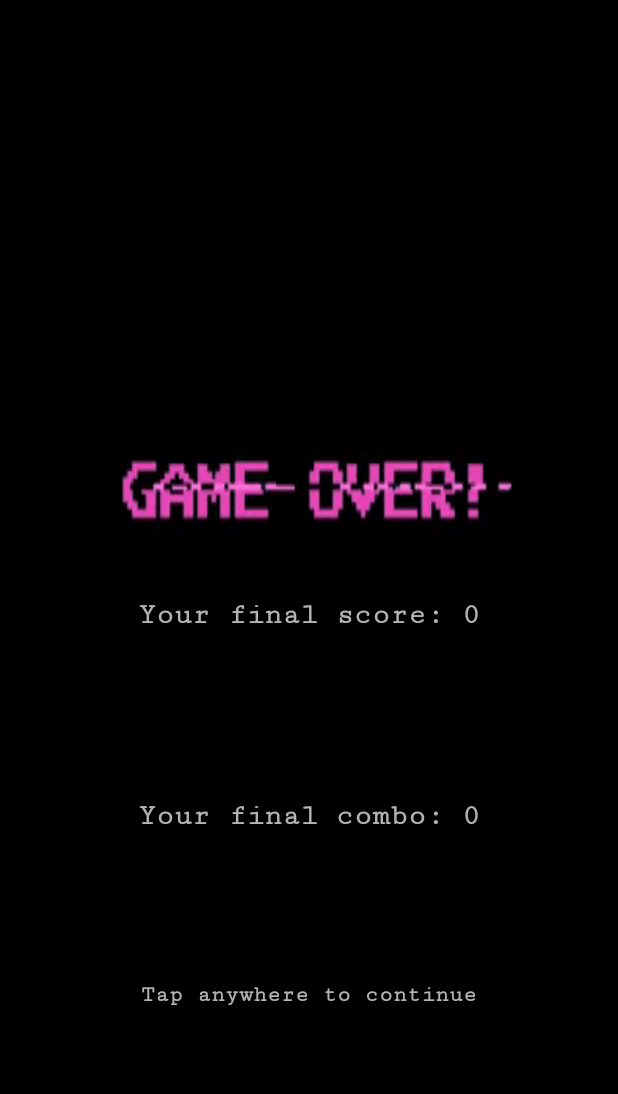
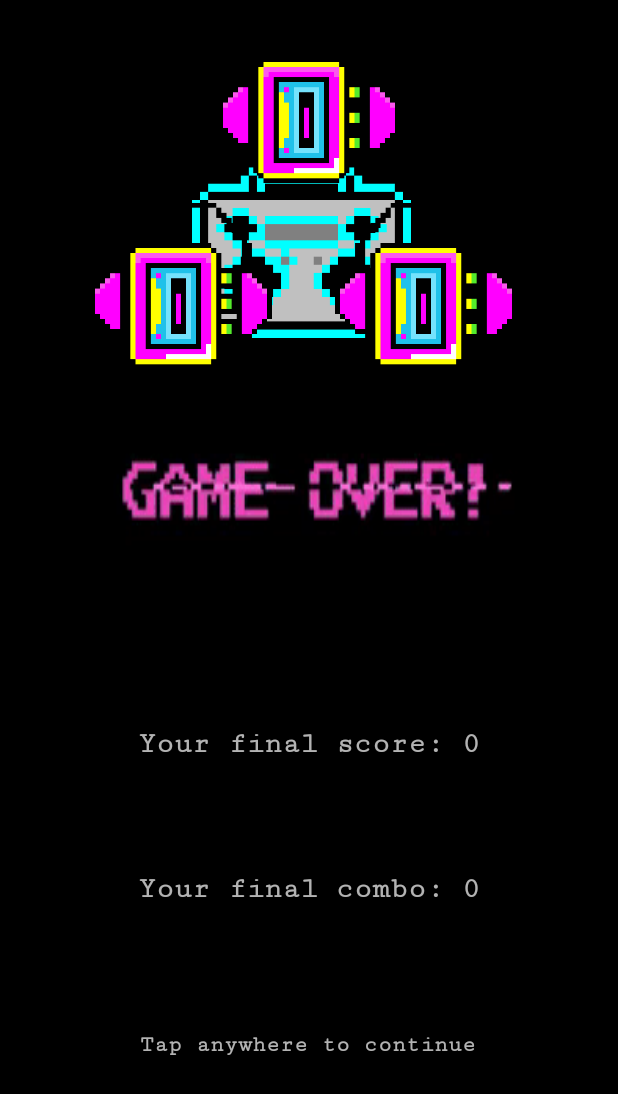
Before and after one commit to bandachi/Beat-Boombox, an Android app: the GameOverLose screen opened directly, with no data from a screen before it, on a phone screen of 412 x 824 dp. Shown: the top 1094 px of the screen. Run offline under Robolectric (Android 15) with nearby library versions, the light colour scheme and no system bars.

Commit message:
finished game over screen

```diff
--- a/app/src/main/java/MatthewEricNick/HackThe90s/BoomBox.java
+++ b/app/src/main/java/MatthewEricNick/HackThe90s/BoomBox.java
@@ -11,6 +11,8 @@ public class BoomBox {
 
     private Context con;
     private ImageView imageView;
+
+    private
 
     BoomBox(Context con) {
         this.con = con;
--- a/app/src/main/java/MatthewEricNick/HackThe90s/ProjectileSpawn.java
+++ b/app/src/main/java/MatthewEricNick/HackThe90s/ProjectileSpawn.java
@@ -1,6 +1,8 @@
 package MatthewEricNick.HackThe90s;
 
 import android.content.Context;
+import android.media.MediaPlayer;
+import android.os.Handler;
 import android.util.Log;
 import android.view.MotionEvent;
 
@@ -16,10 +18,17 @@ public class ProjectileSpawn {
     private float liftedX = 0;
     private float liftedY = 0;
 
+    private SoundUtility soundUtility;
+
+    private boolean coolDown;
+    private Handler shootDelay = new Handler();
+
     ProjectileSpawn(Context con, WalkmanSpawn walkmanSpawn, Score score) {
         this.con = con;
         this.walkmanSpawn = walkmanSpawn;
         this.score = score;
+
+        soundUtility = new SoundUtility(con);
     }
 
     void motion(MotionEvent e) {
@@ -40,10 +49,23 @@ public class ProjectileSpawn {
         }
     }
 
+    private Runnable runnableDelay = new Runnable() {
+        @Override
+        public void run() {
+            coolDown = false;
+        }
+    };
+
     private void spawnProjectile() {
-        Projectile projectile = new Projectile(con, calcAngle(), walkmanSpawn.getWalkmanList(), score);
-        projectile.calcAngle();
-        projectile.init();
+
+        if (!coolDown) {
+            Projectile projectile = new Projectile(con, calcAngle(), walkmanSpawn.getWalkmanList(), score);
+            projectile.calcAngle();
+            projectile.init();
+            soundUtility.playProjectileShoot();
+            coolDown = true;
+            shootDelay.postDelayed(runnableDelay, 300);
+        }
     }
 
     private float calcAngle() {
--- a/app/src/main/java/MatthewEricNick/HackThe90s/Score.java
+++ b/app/src/main/java/MatthewEricNick/HackThe90s/Score.java
@@ -9,6 +9,7 @@ import android.widget.TextView;
 class Score {
 
     private int score = 0;
+    private int maxCombo = 0;
     private int combo = 0;
     private int health = 3;
     private Context con;
@@ -65,7 +66,7 @@ class Score {
     private void gameOver() {
         Intent intent = new Intent(con, GameOverLose.class);
         intent.putExtra(GameOverLose.SCORE_PASS, score);
-        intent.putExtra(GameOverLose.COMBO_PASS, combo);
+        intent.putExtra(GameOverLose.COMBO_PASS, maxCombo + 1);
         con.startActivity(intent);
     }
 
@@ -75,6 +76,11 @@ class Score {
 
     void setScore(int score) {
         this.score = score;
+
+        if (maxCombo <= combo) {
+            maxCombo = combo;
+        }
+
         updateScore();
     }
 
--- /dev/null
+++ b/app/src/main/java/MatthewEricNick/HackThe90s/SoundUtility.java
@@ -0,0 +1,24 @@
+package MatthewEricNick.HackThe90s;
+
+import android.content.Context;
+import android.media.AudioManager;
+import android.media.SoundPool;
+
+public class SoundUtility {
+
+    private SoundPool soundPool;
+    private Context con;
+
+    private int idProjectileShoot;
+
+    SoundUtility(Context con) {
+        this.con = con;
+        soundPool = new SoundPool(5, AudioManager.STREAM_MUSIC, 0);
+
+        idProjectileShoot = soundPool.load(con, R.raw.projectile_shoot, 1);
+    }
+
+    void playProjectileShoot() {
+        soundPool.play(idProjectileShoot, 1, 1, 0, 0, 1);
+    }
+}
--- a/app/src/main/res/layout/game_over_lose.xml
+++ b/app/src/main/res/layout/game_over_lose.xml
@@ -7,9 +7,12 @@
     tools:context=".GameOverLose">
 
     <pl.droidsonroids.gif.GifImageView
+        android:id="@+id/gifImageView"
         android:layout_width="match_parent"
         android:layout_height="match_parent"
-        android:background="@drawable/game_over" />
+        android:background="@drawable/game_over"
+        tools:layout_editor_absoluteX="0dp"
+        tools:layout_editor_absoluteY="0dp" />
 
     <TextView
         android:id="@+id/finalScoreText"
@@ -26,7 +29,8 @@
         app:layout_constraintBottom_toBottomOf="parent"
         app:layout_constraintEnd_toEndOf="parent"
         app:layout_constraintStart_toStartOf="parent"
-        app:layout_constraintTop_toTopOf="parent" />
+        app:layout_constraintTop_toTopOf="parent"
+        app:layout_constraintVertical_bias="0.611" />
 
     <TextView
         android:id="@+id/finalComboText"
@@ -36,15 +40,15 @@
         android:layout_marginTop="8dp"
         android:layout_marginEnd="8dp"
         android:layout_marginBottom="8dp"
+        android:fontFamily="serif-monospace"
         android:text="Your max combo: "
-        android:fontFamily="serif-monospace"
         android:textSize="20sp"
         android:textStyle="bold"
         app:layout_constraintBottom_toBottomOf="parent"
         app:layout_constraintEnd_toEndOf="parent"
         app:layout_constraintStart_toStartOf="parent"
         app:layout_constraintTop_toTopOf="parent"
-        app:layout_constraintVertical_bias="0.668" />
+        app:layout_constraintVertical_bias="0.73" />
 
     <TextView
         android:id="@+id/continueText"
@@ -54,18 +58,82 @@
         android:layout_marginTop="8dp"
         android:layout_marginEnd="8dp"
         android:layout_marginBottom="8dp"
+        android:duration="1000"
         android:fontFamily="serif-monospace"
+        android:fromAlpha="1.0"
+        android:repeatCount="infinite"
+        android:repeatMode="reverse"
         android:text="Tap anywhere to continue"
         android:textSize="15sp"
         android:textStyle="bold"
+        android:toAlpha="0.0"
         app:layout_constraintBottom_toBottomOf="parent"
+        app:layout_constraintEnd_toEndOf="parent"
+        app:layout_constraintHorizontal_bias="0.496"
+        app:layout_constraintStart_toStartOf="parent"
+        app:layout_constraintTop_toTopOf="parent"
+        app:layout_constraintVertical_bias="0.86" />
+
+    <ImageView
+        android:id="@+id/imageView"
+        android:layout_width="146dp"
+        android:layout_height="123dp"
+        android:layout_marginStart="8dp"
+        android:layout_marginTop="8dp"
+        android:layout_marginEnd="8dp"
+        android:layout_marginBottom="8dp"
+        app:layout_constraintBottom_toBottomOf="parent"
+        app:layout_constraintEnd_toEndOf="parent"
+        app:layout_constraintHorizontal_bias="0.481"
+        app:layout_constraintStart_toStartOf="parent"
+        app:layout_constraintTop_toTopOf="parent"
+        app:layout_constraintVertical_bias="0.14"
+        app:srcCompat="@drawable/boom_box_base_clicked" />
+
+    <ImageView
+        android:id="@+id/walkman1"
+        android:layout_width="121dp"
+        android:layout_height="117dp"
+        android:layout_marginStart="8dp"
+        android:layout_marginTop="8dp"
+        android:layout_marginEnd="8dp"
+        android:layout_marginBottom="8dp"
+        app:layout_constraintBottom_toBottomOf="@+id/gifImageView"
         app:layout_constraintEnd_toEndOf="parent"
         app:layout_constraintStart_toStartOf="parent"
         app:layout_constraintTop_toTopOf="parent"
-        app:layout_constraintVertical_bias="0.818"
-        android:fromAlpha="1.0"
-        android:toAlpha="0.0"
-        android:duration="1000"
-        android:repeatCount="infinite"
-        android:repeatMode="reverse"/>
+        app:layout_constraintVertical_bias="0.0"
+        app:srcCompat="@drawable/walkman_base" />
+
+    <ImageView
+        android:id="@+id/walkman2"
+        android:layout_width="121dp"
+        android:layout_height="132dp"
+        android:layout_marginStart="8dp"
+        android:layout_marginTop="8dp"
+        android:layout_marginEnd="8dp"
+        android:layout_marginBottom="8dp"
+        app:layout_constraintBottom_toBottomOf="@+id/gifImageView"
+        app:layout_constraintEnd_toEndOf="parent"
+        app:layout_constraintHorizontal_bias="0.189"
+        app:layout_constraintStart_toStartOf="parent"
+        app:layout_constraintTop_toTopOf="parent"
+        app:layout_constraintVertical_bias="0.173"
+        app:srcCompat="@drawable/walkman_base" />
+
+    <ImageView
+        android:id="@+id/walkman3"
+        android:layout_width="121dp"
+        android:layout_height="132dp"
+        android:layout_marginStart="8dp"
+        android:layout_marginTop="8dp"
+        android:layout_marginEnd="8dp"
+        android:layout_marginBottom="8dp"
+        app:layout_constraintBottom_toBottomOf="@+id/gifImageView"
+        app:layout_constraintEnd_toEndOf="parent"
+        app:layout_constraintHorizontal_bias="0.784"
+        app:layout_constraintStart_toStartOf="parent"
+        app:layout_constraintTop_toTopOf="parent"
+        app:layout_constraintVertical_bias="0.173"
+        app:srcCompat="@drawable/walkman_base" />
 </android.support.constraint.ConstraintLayout>
```
Also changed, not shown: 1 other file.
